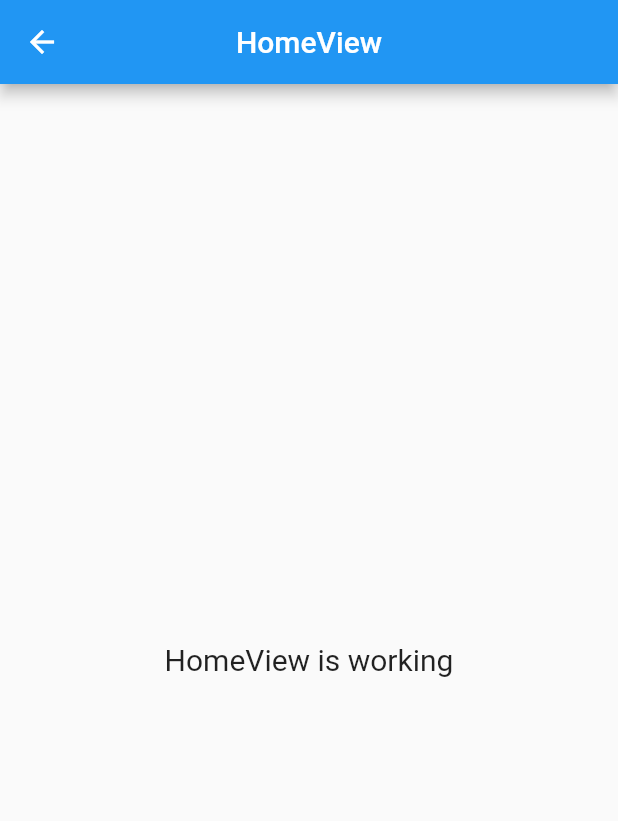
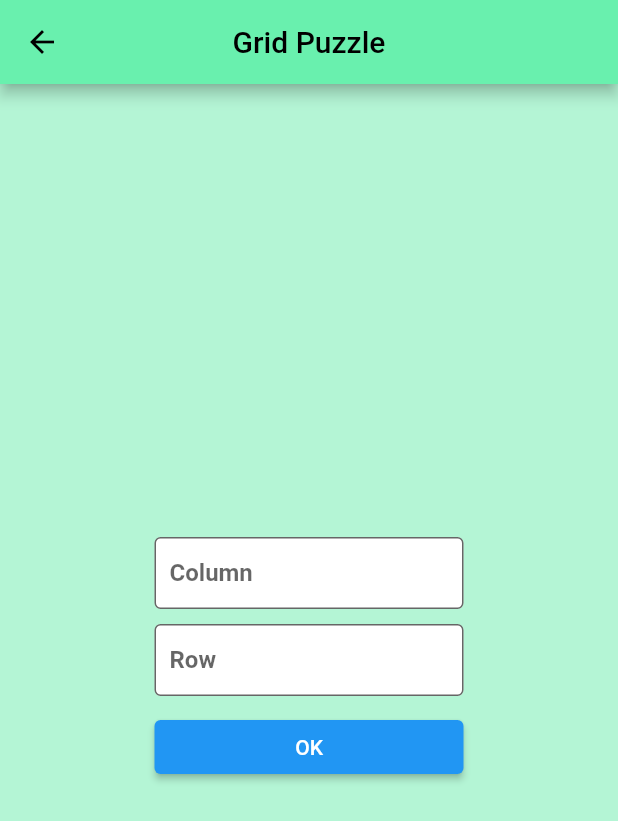
Before and after one commit to ihsankottupadam/flutter_grid_puzzle, a Flutter app: the HomeView screen opened by its route, on a phone screen of 412 x 824 dp. Shown: the top 821 px of the screen. Run offline on Flutter 3.47's test engine with Material 2 defaults, Android fonts, the phone set to English and light mode, and no system bars; our stand-ins replace get.

Commit message:
UI completed

```diff
--- /dev/null
+++ b/lib/app/controllers/puzzle_controller.dart
@@ -0,0 +1,28 @@
+import 'package:flutter/cupertino.dart';
+import 'package:get/get.dart';
+
+class PuzzleController extends GetxController {
+  late List<List<String>> list;
+  final serchController = TextEditingController();
+  int row = 0;
+  int col = 0;
+  generateList() {
+    list = List.generate(row, (_) => List.generate(col, (_) => ''));
+  }
+
+  int getItemCount() => row * col;
+
+  saveToList(int index, String value) {
+    int mCol = index % col;
+    int mRow = index ~/ col;
+    list[mRow][mCol] = value;
+  }
+
+  String getElemendAt(int index) {
+    int mCol = index % col;
+    int mRow = index ~/ col;
+    return list[mRow][mCol];
+  }
+
+  void serch() {}
+}
--- /dev/null
+++ b/lib/app/modules/home/bindings/initial_bindings.dart
@@ -0,0 +1,9 @@
+import 'package:get/get.dart';
+import 'package:grid_puzzle/app/controllers/puzzle_controller.dart';
+
+class InitialBindings extends Bindings {
+  @override
+  void dependencies() {
+    Get.put(PuzzleController());
+  }
+}
--- a/lib/app/modules/home/views/home_view.dart
+++ b/lib/app/modules/home/views/home_view.dart
@@ -1,6 +1,8 @@
 import 'package:flutter/material.dart';
 
 import 'package:get/get.dart';
+import 'package:grid_puzzle/app/widgets/input_field.dart';
+import 'package:grid_puzzle/app/widgets/titlebar.dart';
 
 import '../controllers/home_controller.dart';
 
@@ -8,15 +10,39 @@ class HomeView extends GetView<HomeController> {
   const HomeView({Key? key}) : super(key: key);
   @override
   Widget build(BuildContext context) {
+    Size size = MediaQuery.of(context).size;
     return Scaffold(
-      appBar: AppBar(
-        title: const Text('HomeView'),
-        centerTitle: true,
-      ),
-      body: Center(
-        child: Text(
-          'HomeView is working',
-          style: TextStyle(fontSize: 20),
+      appBar: TitleBar(),
+      body: Padding(
+        padding: EdgeInsets.symmetric(horizontal: size.width / 4),
+        child: Form(
+          key: controller.formKey,
+          child: Column(
+            mainAxisAlignment: MainAxisAlignment.center,
+            children: [
+              InputField(
+                inputType: TextInputType.number,
+                maxLength: 1,
+                hintText: 'Column',
+                textInputAction: TextInputAction.next,
+                validator: controller.validator,
+                onSaved: controller.saveCol,
+              ),
+              const SizedBox(height: 10),
+              InputField(
+                inputType: TextInputType.number,
+                maxLength: 1,
+                hintText: 'Row',
+                validator: controller.validator,
+                onSaved: controller.saveRow,
+              ),
+              const SizedBox(height: 10),
+              SizedBox(
+                  width: double.infinity,
+                  child: ElevatedButton(
+                      onPressed: controller.save, child: const Text('OK')))
+            ],
+          ),
         ),
       ),
     );
--- /dev/null
+++ b/lib/app/modules/puzzle/bindings/puzzle_binding.dart
@@ -0,0 +1,6 @@
+import 'package:get/get.dart';
+
+class PuzzleBinding extends Bindings {
+  @override
+  void dependencies() {}
+}
--- a/lib/app/modules/splash/views/splash_view.dart
+++ b/lib/app/modules/splash/views/splash_view.dart
@@ -6,7 +6,8 @@ import 'package:grid_puzzle/app/modules/splash/widgets/card_gride.dart';
 import '../controllers/splash_controller.dart';
 
 class SplashView extends GetView<SplashController> {
-  const SplashView({Key? key}) : super(key: key);
+  SplashView({Key? key}) : super(key: key);
+  final SplashController controller = Get.find();
   @override
   Widget build(BuildContext context) {
     return Scaffold(
--- a/lib/app/routes/app_pages.dart
+++ b/lib/app/routes/app_pages.dart
@@ -1,7 +1,11 @@
 import 'package:get/get.dart';
 
+import '../modules/alphabets/bindings/alphabets_binding.dart';
+import '../modules/alphabets/views/alphabets_view.dart';
 import '../modules/home/bindings/home_binding.dart';
 import '../modules/home/views/home_view.dart';
+import '../modules/puzzle/bindings/puzzle_binding.dart';
+import '../modules/puzzle/views/puzzle_view.dart';
 import '../modules/splash/bindings/splash_binding.dart';
 import '../modules/splash/views/splash_view.dart';
 
@@ -14,14 +18,24 @@ class AppPages {
 
   static final routes = [
     GetPage(
+      name: _Paths.SPLASH,
+      page: () => SplashView(),
+      binding: SplashBinding(),
+    ),
+    GetPage(
+      name: _Paths.ALPHABETS,
+      page: () => const AlphabetsView(),
+      binding: AlphabetsBinding(),
+    ),
+    GetPage(
       name: _Paths.HOME,
       page: () => const HomeView(),
       binding: HomeBinding(),
     ),
     GetPage(
-      name: _Paths.SPLASH,
-      page: () => const SplashView(),
-      binding: SplashBinding(),
+      name: _Paths.PUZZLE,
+      page: () => const PuzzleView(),
+      binding: PuzzleBinding(),
     ),
   ];
 }
--- a/lib/app/routes/app_routes.dart
+++ b/lib/app/routes/app_routes.dart
@@ -1,3 +1,5 @@
+// ignore_for_file: constant_identifier_names
+
 part of 'app_pages.dart';
 // DO NOT EDIT. This is code generated via package:get_cli/get_cli.dart
 
@@ -5,10 +7,14 @@ abstract class Routes {
   Routes._();
   static const HOME = _Paths.HOME;
   static const SPLASH = _Paths.SPLASH;
+  static const ALPHABETS = _Paths.ALPHABETS;
+  static const PUZZLE = _Paths.PUZZLE;
 }
 
 abstract class _Paths {
   _Paths._();
   static const HOME = '/home';
   static const SPLASH = '/splash';
+  static const ALPHABETS = '/alphabets';
+  static const PUZZLE = '/puzzle';
 }
--- /dev/null
+++ b/lib/app/widgets/input_field.dart
@@ -0,0 +1,51 @@
+import 'package:flutter/material.dart';
+
+class InputField extends StatelessWidget {
+  const InputField({
+    Key? key,
+    this.controller,
+    this.hintText = '',
+    this.inputType = TextInputType.text,
+    this.isPassword = false,
+    this.validator,
+    this.onChanged,
+    this.maxLength,
+    this.onSaved,
+    this.textInputAction,
+  }) : super(key: key);
+  final String hintText;
+  final TextEditingController? controller;
+  final TextInputType inputType;
+  final bool isPassword;
+  final FormFieldValidator<String>? validator;
+  final ValueChanged<String>? onChanged;
+  final Function(String?)? onSaved;
+  final int? maxLength;
+  final TextInputAction? textInputAction;
+
+  @override
+  Widget build(BuildContext context) {
+    return TextFormField(
+      obscureText: isPassword,
+      controller: controller,
+      keyboardType: inputType,
+      maxLength: maxLength,
+      textAlign: TextAlign.center,
+      textInputAction: textInputAction,
+      style: const TextStyle(fontFamily: 'Roboto'),
+      decoration: InputDecoration(
+          border: const OutlineInputBorder(
+              borderSide: BorderSide(color: Colors.black)),
+          labelText: hintText,
+          labelStyle: const TextStyle(fontWeight: FontWeight.bold),
+          filled: true,
+          counterText: '',
+          contentPadding:
+              const EdgeInsets.symmetric(vertical: 0, horizontal: 10),
+          fillColor: const Color(0xffffffff)),
+      validator: validator,
+      onChanged: onChanged,
+      onSaved: onSaved,
+    );
+  }
+}
--- /dev/null
+++ b/lib/app/widgets/titlebar.dart
@@ -0,0 +1,15 @@
+import 'package:flutter/material.dart';
+
+class TitleBar extends AppBar {
+  TitleBar({
+    super.key,
+    super.title = const Text(
+      'Grid Puzzle',
+      style: TextStyle(
+        color: Colors.black,
+      ),
+    ),
+    super.centerTitle = true,
+    super.iconTheme = const IconThemeData(color: Colors.black),
+  });
+}
--- a/lib/main.dart
+++ b/lib/main.dart
@@ -1,16 +1,33 @@
 import 'package:flutter/material.dart';
 
 import 'package:get/get.dart';
+import 'package:grid_puzzle/app/modules/home/bindings/initial_bindings.dart';
 
 import 'app/routes/app_pages.dart';
 
 void main() {
   runApp(
-    GetMaterialApp(
+    const MyApp(),
+  );
+}
+
+class MyApp extends StatelessWidget {
+  const MyApp({
+    Key? key,
+  }) : super(key: key);
+
+  @override
+  Widget build(BuildContext context) {
+    return GetMaterialApp(
       title: "Application",
       initialRoute: AppPages.INITIAL,
+      initialBinding: InitialBindings(),
       getPages: AppPages.routes,
+      theme: ThemeData(
+        scaffoldBackgroundColor: const Color(0xFFB4F5D5),
+        appBarTheme: const AppBarTheme(backgroundColor: Colors.greenAccent),
+      ),
       debugShowCheckedModeBanner: false,
-    ),
-  );
+    );
+  }
 }
```
Also changed, not shown: lib/app/modules/alphabets/bindings/alphabets_binding.dart (added, +12 -0 lines), lib/app/modules/alphabets/controllers/alphabets_controller.dart (added, +21 -0 lines), lib/app/modules/alphabets/views/alphabets_view.dart (added, +62 -0 lines), lib/app/modules/home/controllers/home_controller.dart (+25 -12 lines), lib/app/modules/puzzle/views/puzzle_view.dart (added, +50 -0 lines), lib/app/modules/splash/controllers/splash_controller.dart (+4 -15 lines), lib/app/widgets/serch_bar.dart (added, +45 -0 lines).
